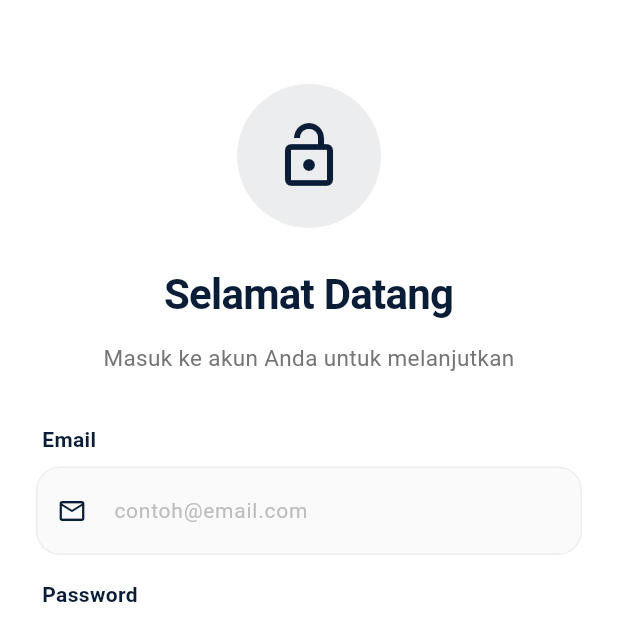
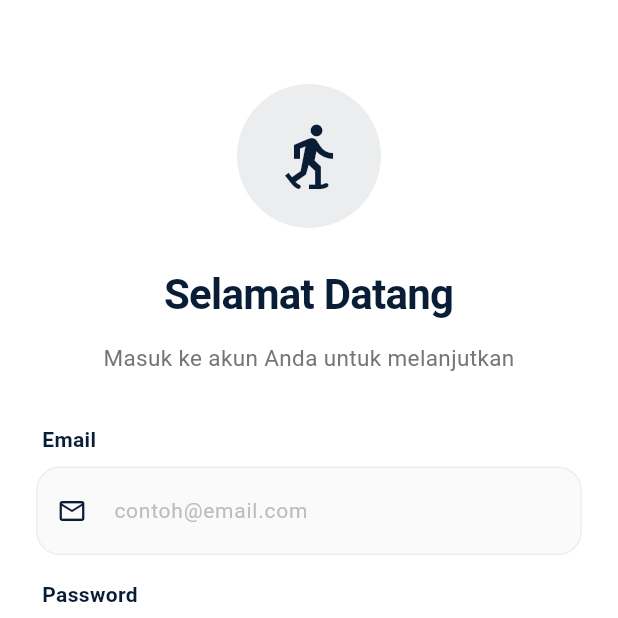
Before and after one commit to damarbagas-234/toko_jaket_1123150107, a Flutter app: the screen it shows after launch, on a phone screen of 412 x 824 dp, the top half of it. Run offline on Flutter 3.47's test engine with Material 3 defaults, Android fonts, the phone set to English and light mode, and no system bars; our stand-ins replace dio, email_validator, equatable, firebase_auth, firebase_core, flutter_secure_storage and 2 more; accounts and stored records are empty.

Commit message:
style: ganti icon

```diff
--- a/lib/features/auth/presentation/pages/login_page.dart
+++ b/lib/features/auth/presentation/pages/login_page.dart
@@ -120,7 +120,7 @@ class _LoginPageState extends State<LoginPage> {
                 children: [
                   const SizedBox(height: 32),
                   const AuthHeader(
-                    icon: Icons.lock_open_outlined,
+                    icon: Icons.snowshoeing_sharp,
                     title: 'Selamat Datang',
                     subtitle: 'Masuk ke akun Anda untuk melanjutkan',
                   ),
```
Also changed, not shown: 1 other file.
